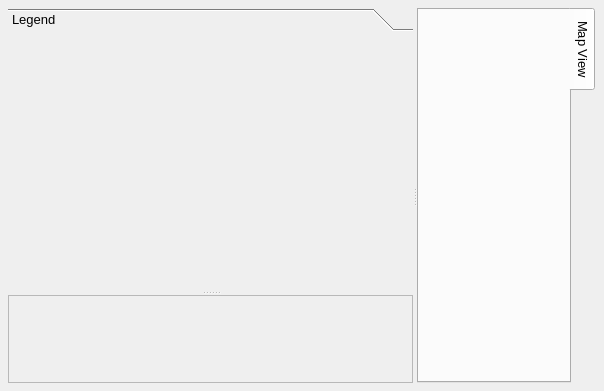
Qt form src/ui/qgisappbase.ui (qgis/QGIS) before a commit.
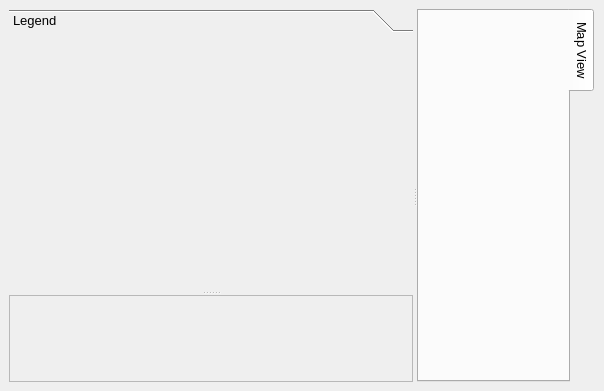
The same form after that commit.

Commit message: Fixed problem caused by committing form with too new version of designer

Patch:
```diff
--- a/src/ui/qgisappbase.ui
+++ b/src/ui/qgisappbase.ui
@@ -9,27 +9,31 @@
     <height>391</height>
    </rect>
   </property>
+  <property name="sizePolicy" >
+   <sizepolicy>
+    <hsizetype>7</hsizetype>
+    <vsizetype>7</vsizetype>
+    <horstretch>0</horstretch>
+    <verstretch>0</verstretch>
+   </sizepolicy>
+  </property>
   <property name="windowTitle" >
    <string>MainWindow</string>
   </property>
   <widget class="QWidget" name="centralWidget" >
    <layout class="QGridLayout" >
-    <property name="leftMargin" >
-     <number>8</number>
+    <property name="margin" >
+     <number>9</number>
     </property>
-    <property name="topMargin" >
-     <number>8</number>
-    </property>
-    <property name="rightMargin" >
-     <number>8</number>
-    </property>
-    <property name="bottomMargin" >
-     <number>8</number>
+    <property name="spacing" >
+     <number>6</number>
     </property>
     <item row="0" column="0" >
      <widget class="QSplitter" name="canvasLegendSplit" >
       <property name="sizePolicy" >
-       <sizepolicy vsizetype="Expanding" hsizetype="Expanding" >
+       <sizepolicy>
+        <hsizetype>7</hsizetype>
+        <vsizetype>7</vsizetype>
         <horstretch>0</horstretch>
         <verstretch>0</verstretch>
        </sizepolicy>
@@ -48,7 +52,9 @@
       </property>
       <widget class="QSplitter" name="legendOverviewSplit" >
        <property name="sizePolicy" >
-        <sizepolicy vsizetype="Expanding" hsizetype="Expanding" >
+        <sizepolicy>
+         <hsizetype>0</hsizetype>
+         <vsizetype>0</vsizetype>
          <horstretch>0</horstretch>
          <verstretch>0</verstretch>
         </sizepolicy>
@@ -88,8 +94,8 @@
           <rect>
            <x>0</x>
            <y>0</y>
-           <width>437</width>
-           <height>254</height>
+           <width>386</width>
+           <height>244</height>
           </rect>
          </property>
          <attribute name="label" >
```
